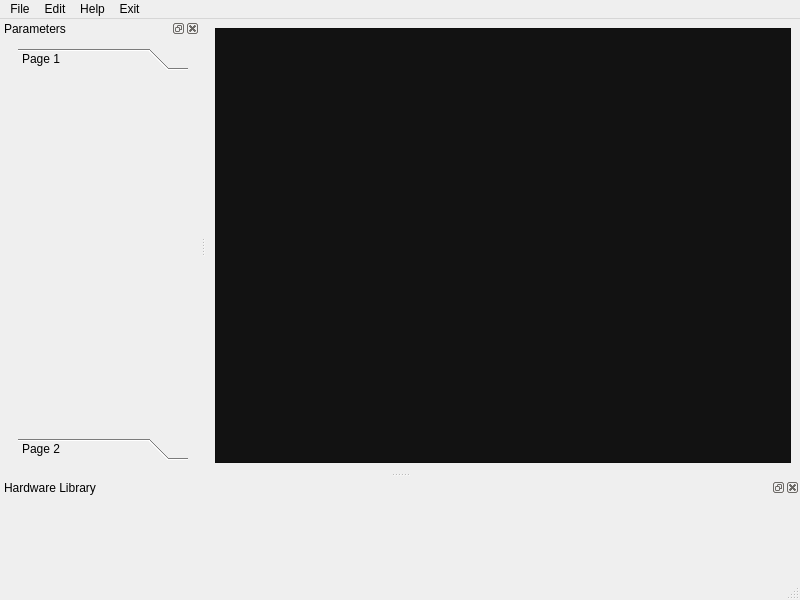
Qt form ui/main_window.ui (2k-lxst/BoxCAD) before a commit.
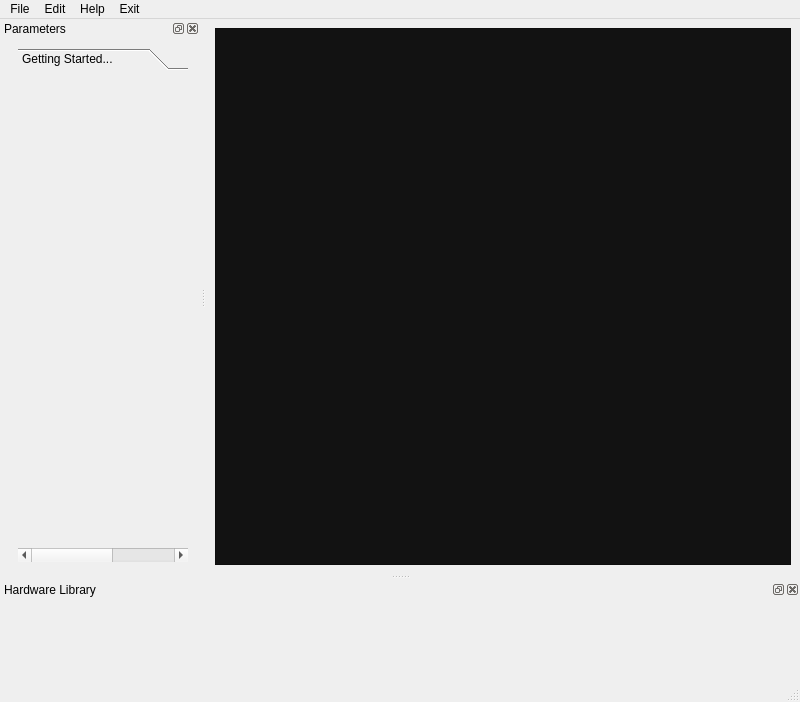
The same form after that commit.

Commit message: Refactor BuildUI and ModelViewer for improved layout and error handling; update main window UI for better user experience

Patch:
```diff
--- a/ui/main_window.ui
+++ b/ui/main_window.ui
@@ -26,8 +26,8 @@
      <verstretch>0</verstretch>
     </sizepolicy>
    </property>
-   <layout class="QGridLayout" name="gridLayout">
-    <item row="0" column="0">
+   <layout class="QVBoxLayout" name="verticalLayout">
+    <item>
      <widget class="QFrame" name="viewer">
       <property name="sizePolicy">
        <sizepolicy hsizetype="Expanding" vsizetype="Expanding">
@@ -111,10 +111,16 @@
    <widget class="QWidget" name="dockWidgetContents_2"/>
   </widget>
   <widget class="QDockWidget" name="parametersDock">
+   <property name="sizePolicy">
+    <sizepolicy hsizetype="Preferred" vsizetype="Preferred">
+     <horstretch>0</horstretch>
+     <verstretch>0</verstretch>
+    </sizepolicy>
+   </property>
    <property name="minimumSize">
     <size>
      <width>200</width>
-     <height>374</height>
+     <height>555</height>
     </size>
    </property>
    <property name="maximumSize">
@@ -130,10 +136,19 @@
     <number>1</number>
    </attribute>
    <widget class="QWidget" name="dockWidgetContents">
+    <property name="sizePolicy">
+     <sizepolicy hsizetype="Preferred" vsizetype="Preferred">
+      <horstretch>0</horstretch>
+      <verstretch>0</verstretch>
+     </sizepolicy>
+    </property>
     <layout class="QFormLayout" name="formLayout">
      <property name="fieldGrowthPolicy">
       <enum>QFormLayout::AllNonFixedFieldsGrow</enum>
      </property>
+     <property name="rowWrapPolicy">
+      <enum>QFormLayout::DontWrapRows</enum>
+     </property>
      <property name="verticalSpacing">
       <number>10</number>
      </property>
@@ -151,33 +166,41 @@
      </property>
      <item row="0" column="1">
       <widget class="QToolBox" name="parametersToolBox">
+       <property name="sizePolicy">
+        <sizepolicy hsizetype="Preferred" vsizetype="Preferred">
+         <horstretch>0</horstretch>
+         <verstretch>0</verstretch>
+        </sizepolicy>
+       </property>
        <property name="currentIndex">
         <number>0</number>
        </property>
+       <property name="tabSpacing">
+        <number>7</number>
+       </property>
        <widget class="QWidget" name="page">
         <property name="geometry">
          <rect>
           <x>0</x>
           <y>0</y>
-          <width>170</width>
-          <height>69</height>
+          <width>300</width>
+          <height>52</height>
          </rect>
         </property>
-        <attribute name="label">
-         <string>Page 1</string>
-        </attribute>
-       </widget>
-       <widget class="QWidget" name="page_2">
-        <property name="geometry">
-         <rect>
-          <x>0</x>
-          <y>0</y>
-          <width>170</width>
-          <height>69</height>
-         </rect>
+        <property name="sizePolicy">
+         <sizepolicy hsizetype="Preferred" vsizetype="Preferred">
+          <horstretch>0</horstretch>
+          <verstretch>0</verstretch>
+         </sizepolicy>
         </property>
+        <property name="minimumSize">
+         <size>
+          <width>300</width>
+          <height>0</height>
+         </size>
+        </property>
         <attribute name="label">
-         <string>Page 2</string>
+         <string>Getting Started...</string>
         </attribute>
        </widget>
       </widget>
```
The commit also changes 3 other files.
